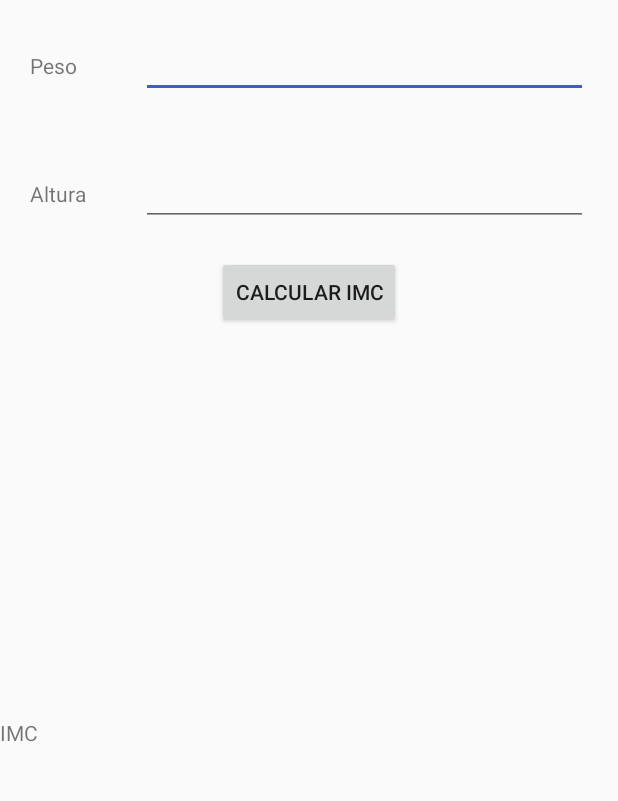
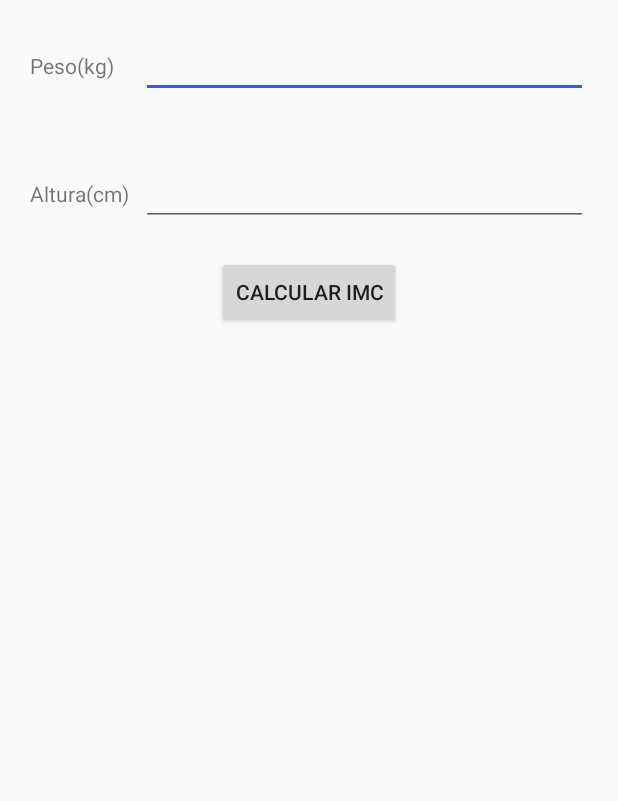
Before and after one commit to LeonardodeLima/imc-app, an Android app: the screen it shows after launch (MainActivity), on a phone screen of 412 x 824 dp, the part 309-1110 px from its top. Run offline under Robolectric (Android 15) with nearby library versions, the phone set to English and light mode, and no system bars.

```diff
--- a/app/src/main/res/layout/activity_main.xml
+++ b/app/src/main/res/layout/activity_main.xml
@@ -4,7 +4,8 @@
     xmlns:tools="http://schemas.android.com/tools"
     android:layout_width="match_parent"
     android:layout_height="match_parent"
-    tools:context="com.pos.leonardo.imc_app.MainActivity">
+    tools:context="com.pos.leonardo.imc_app.MainActivity"
+    android:id="@+id/telaPrincpal">
 
     <ImageView
         android:id="@+id/imageView"
@@ -12,13 +13,15 @@
         android:layout_height="150dp"
         android:padding="20dp"
         android:src="@drawable/logo" />
+
     <LinearLayout
+        android:id="@+id/linearLayout3"
         android:layout_width="match_parent"
         android:layout_height="wrap_content"
         android:orientation="vertical"
         app:layout_constraintTop_toBottomOf="@+id/imageView"
-        tools:layout_editor_absoluteX="0dp"
-        tools:ignore="MissingConstraints">
+        tools:ignore="MissingConstraints"
+        tools:layout_editor_absoluteX="0dp">
 
         <LinearLayout
             android:id="@+id/linearLayout"
@@ -52,8 +55,8 @@
             android:layout_margin="20dp"
             android:layout_marginTop="32dp"
             app:layout_constraintTop_toBottomOf="@+id/linearLayout"
-            tools:layout_editor_absoluteX="20dp"
-            tools:ignore="MissingConstraints">
+            tools:ignore="MissingConstraints"
+            tools:layout_editor_absoluteX="20dp">
 
             <TextView
                 android:layout_width="0dp"
@@ -73,21 +76,27 @@
             android:id="@+id/btcalcular"
             android:layout_width="wrap_content"
             android:layout_height="wrap_content"
-            android:text="Calcular IMC"
-            android:layout_gravity="center_horizontal"/>
+            android:layout_gravity="center_horizontal"
+            android:text="Calcular IMC" />
     </LinearLayout>
+
     <TextView
         android:id="@+id/textimc"
         android:layout_width="wrap_content"
         android:layout_height="wrap_content"
-        android:layout_marginBottom="7dp"
-        android:layout_marginTop="20dp"
+        android:layout_margin="120dp"
+        android:layout_marginBottom="68dp"
+        android:layout_marginTop="8dp"
         android:gravity="center_horizontal"
         android:text="IMC"
-        android:layout_margin="120dp"
         app:layout_constraintBottom_toBottomOf="parent"
-        tools:layout_editor_absoluteX="171dp"
-        tools:ignore="MissingConstraints" />
+        app:layout_constraintHorizontal_bias="0.501"
+        app:layout_constraintLeft_toLeftOf="parent"
+        app:layout_constraintRight_toRightOf="parent"
+        app:layout_constraintTop_toBottomOf="@+id/linearLayout3"
+        app:layout_constraintVertical_bias="0.744"
+        tools:ignore="MissingConstraints"
+        android:visibility="gone"/>
 
     <LinearLayout
         android:id="@+id/dialognome"
--- a/app/src/main/res/values/strings.xml
+++ b/app/src/main/res/values/strings.xml
@@ -1,7 +1,7 @@
 <resources>
     <string name="app_name">imc-app</string>
-    <string name="peso">Peso</string>
-    <string name="altura">Altura</string>
+    <string name="peso">Peso(kg)</string>
+    <string name="altura">Altura(cm)</string>
     <string name="seunome">Qual é seu nome?</string>
     <string name="ok">Ok</string>
 </resources>
```
Also changed, not shown: app/src/main/java/com/pos/leonardo/imc_app/MainActivity.java (+53 -1 lines).
